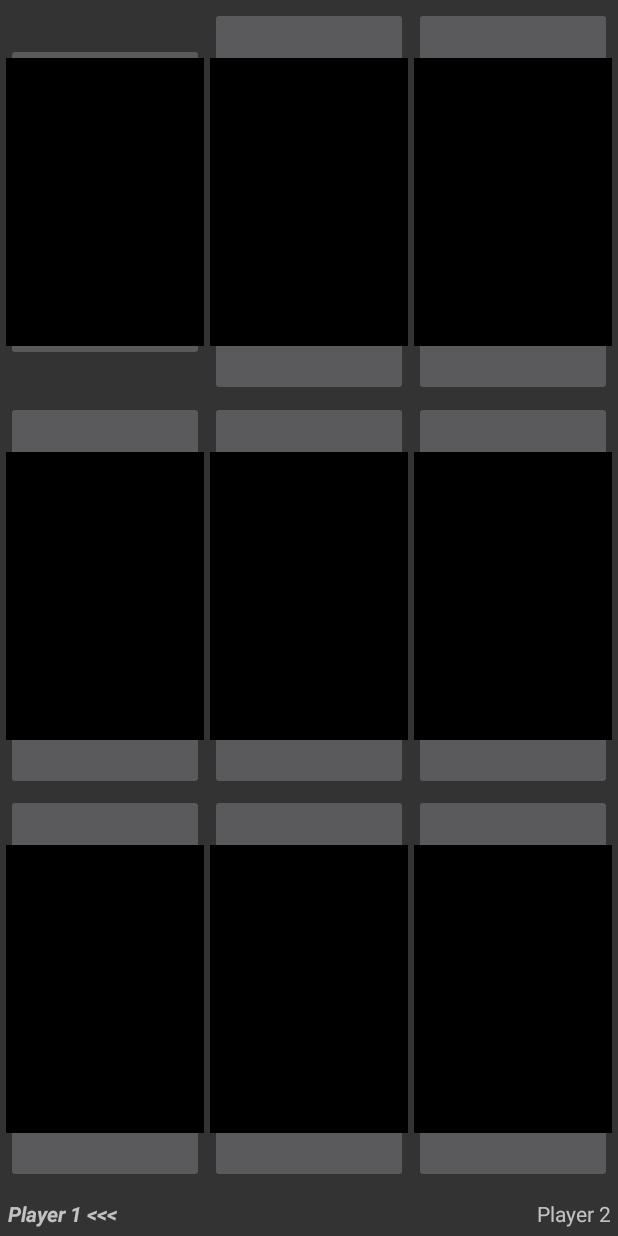
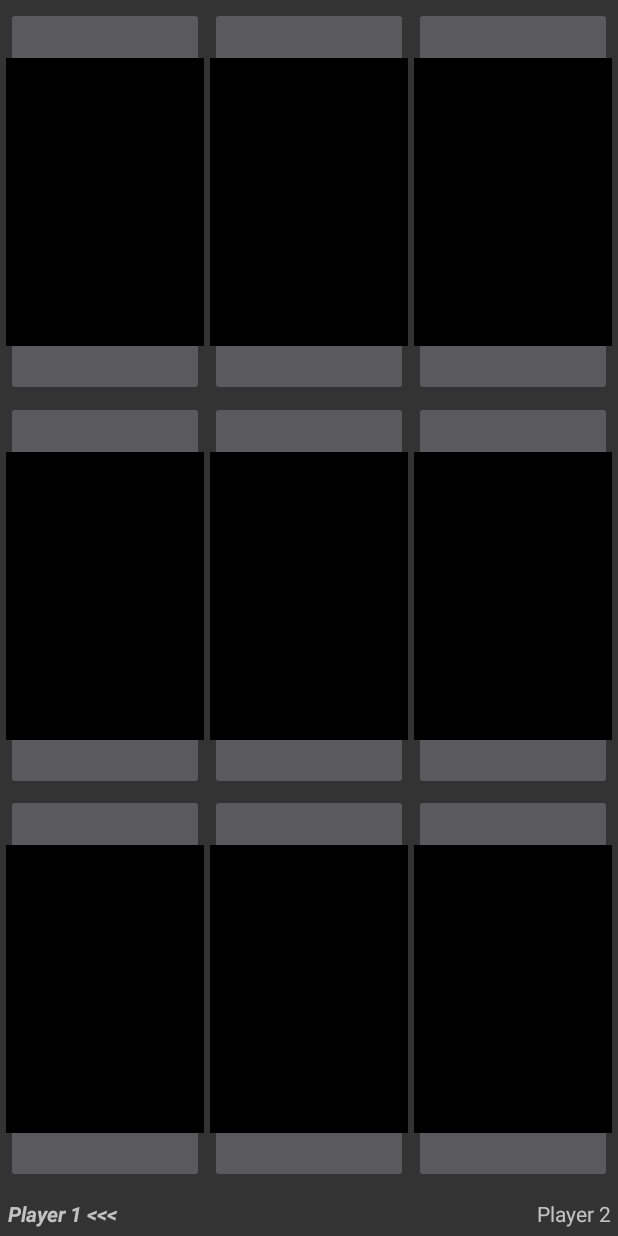
Before and after one commit to peprika/XtremeTicTacToe, an Android app: the screen it shows after launch (GameActivity), after a tap on "NEW GAME", on a phone screen of 412 x 824 dp. Run offline under Robolectric (Android 15) with nearby library versions, the phone set to English and light mode, and no system bars.

Commit message:
Cleaner layout with custom style; Some small cosmetic changes in the code

```diff
--- a/app/src/main/java/com/example/riku/xtremetictactoe/GameFragment.java
+++ b/app/src/main/java/com/example/riku/xtremetictactoe/GameFragment.java
@@ -74,6 +74,8 @@ public class GameFragment extends Fragment {
                     mPotentialWinnter = GameLogic.checkIfWin(GameLogic.setBoxValue(buttonReference));
 
                     // Check if there's a win/tie
+                    // TODO: Clean this up, and what happens when the game ends?
+                    // TODO: Disable buttons after the game ends
                     if ((mPotentialWinnter).equals("Player 1")) {
                         // If the winner is player 1
                         Log.d(TAG, "OnClick, we found a winner, player 1!");
--- a/app/src/main/java/com/example/riku/xtremetictactoe/StartScreenFragment.java
+++ b/app/src/main/java/com/example/riku/xtremetictactoe/StartScreenFragment.java
@@ -18,9 +18,10 @@ import android.widget.TextView;
 
 public class StartScreenFragment extends Fragment {
 
-    private static final String TAG = "StartScreenFragment";
+//TODO: BACKGROUND MUSIC
 
-    // Some basic declarations
+    private static final String TAG = "StartScreenFragment"; // for logging
+
     public ImageView mAppLogoView;
     public Button mNewGameButton;
     public TextView mCopyrightTextView;
@@ -28,6 +29,7 @@ public class StartScreenFragment extends Fragment {
     @Override
     public void onCreate(Bundle savedInstanceState) {
         super.onCreate(savedInstanceState);
+        Log.d(TAG, "StartScreenFragment onCreate() called");
     }
 
     @Override
--- a/app/src/main/res/layout/game_screen.xml
+++ b/app/src/main/res/layout/game_screen.xml
@@ -19,34 +19,18 @@
             android:gravity="center">
             <ImageButton
                 android:id="@+id/button_a1"
-                android:layout_weight="1"
-                android:layout_width="wrap_content"
-                android:layout_height="wrap_content"
+                style="@style/GameButtonStyle"
                 android:layout_marginLeft="4dp"
-                android:layout_marginRight="2dp"
-                android:layout_marginBottom="2dp"
-                android:layout_marginTop="4dp"
-                android:src="@drawable/emptybox"/>
+                android:layout_marginTop="4dp" />
             <ImageButton
                 android:id="@+id/button_a2"
-                android:layout_weight="1"
-                android:layout_width="match_parent"
-                android:layout_height="match_parent"
-                android:layout_marginLeft="2dp"
-                android:layout_marginRight="2dp"
-                android:layout_marginBottom="2dp"
-                android:layout_marginTop="4dp"
-                android:src="@drawable/emptybox"/>
+                style="@style/GameButtonStyle"
+                android:layout_marginTop="4dp" />
             <ImageButton
                 android:id="@+id/button_a3"
-                android:layout_weight="1"
-                android:layout_width="match_parent"
-                android:layout_height="match_parent"
-                android:layout_marginLeft="2dp"
+                style="@style/GameButtonStyle"
                 android:layout_marginRight="4dp"
-                android:layout_marginBottom="2dp"
-                android:layout_marginTop="4dp"
-                android:src="@drawable/emptybox"/>
+                android:layout_marginTop="4dp" />
          </TableRow>
 
         <!-- Box row 2 -->
@@ -55,34 +39,15 @@
             android:gravity="center">
             <ImageButton
                 android:id="@+id/button_b1"
-                android:layout_weight="1"
-                android:layout_width="match_parent"
-                android:layout_height="match_parent"
-                android:layout_marginLeft="4dp"
-                android:layout_marginRight="2dp"
-                android:layout_marginBottom="2dp"
-                android:layout_marginTop="2dp"
-                android:src="@drawable/emptybox"/>
+                style="@style/GameButtonStyle"
+                android:layout_marginLeft="4dp" />
             <ImageButton
                 android:id="@+id/button_b2"
-                android:layout_weight="1"
-                android:layout_width="match_parent"
-                android:layout_height="match_parent"
-                android:layout_marginLeft="2dp"
-                android:layout_marginRight="2dp"
-                android:layout_marginBottom="2dp"
-                android:layout_marginTop="2dp"
-                android:src="@drawable/emptybox"/>
+                style="@style/GameButtonStyle"/>
             <ImageButton
                 android:id="@+id/button_b3"
-                android:layout_weight="1"
-                android:layout_width="match_parent"
-                android:layout_height="match_parent"
-                android:layout_marginLeft="2dp"
-                android:layout_marginRight="4dp"
-                android:layout_marginBottom="2dp"
-                android:layout_marginTop="2dp"
-                android:src="@drawable/emptybox"/>
+                style="@style/GameButtonStyle"
+                android:layout_marginRight="4dp"/>
          </TableRow>
 
         <!-- Box row 3 -->
@@ -91,34 +56,18 @@
             android:gravity="center">
             <ImageButton
                 android:id="@+id/button_c1"
-                android:layout_weight="1"
-                android:layout_width="match_parent"
-                android:layout_height="match_parent"
+                style="@style/GameButtonStyle"
                 android:layout_marginLeft="4dp"
-                android:layout_marginRight="2dp"
-                android:layout_marginBottom="4dp"
-                android:layout_marginTop="2dp"
-                android:src="@drawable/emptybox"/>
+                android:layout_marginBottom="4dp"/>
             <ImageButton
                 android:id="@+id/button_c2"
-                android:layout_weight="1"
-                android:layout_width="match_parent"
-                android:layout_height="match_parent"
-                android:layout_marginLeft="2dp"
-                android:layout_marginRight="2dp"
-                android:layout_marginBottom="4dp"
-                android:layout_marginTop="2dp"
-                android:src="@drawable/emptybox"/>
+                style="@style/GameButtonStyle"
+                android:layout_marginBottom="4dp"/>
             <ImageButton
                 android:id="@+id/button_c3"
-                android:layout_weight="1"
-                android:layout_width="match_parent"
-                android:layout_height="match_parent"
-                android:layout_marginLeft="2dp"
+                style="@style/GameButtonStyle"
                 android:layout_marginRight="4dp"
-                android:layout_marginBottom="4dp"
-                android:layout_marginTop="2dp"
-                android:src="@drawable/emptybox"/>
+                android:layout_marginBottom="4dp"/>
         </TableRow>
 
         <!--The footer-->
@@ -128,25 +77,13 @@
             android:layout_height="wrap_content">
             <TextView
                 android:id="@+id/game_footer_player1_textview"
-                android:layout_width="match_parent"
-                android:layout_height="match_parent"
+                style="@style/PlayerTextViewStyle"
                 android:textStyle="bold|italic"
-                android:layout_weight="1"
-                android:layout_marginLeft="5dp"
-                android:layout_marginRight="5dp"
-                android:layout_marginBottom="5dp"
-                android:layout_marginTop="5dp"
                 android:text="@string/player1_turn" />
             <TextView
                 android:id="@+id/game_footer_player2_textview"
-                android:layout_width="match_parent"
-                android:layout_height="match_parent"
-                android:layout_weight="1"
+                style="@style/PlayerTextViewStyle"
                 android:gravity="right"
-                android:layout_marginLeft="5dp"
-                android:layout_marginRight="5dp"
-                android:layout_marginBottom="5dp"
-                android:layout_marginTop="5dp"
                 android:text="@string/player2" />
         </TableRow>
 
--- a/app/src/main/res/values/styles.xml
+++ b/app/src/main/res/values/styles.xml
@@ -8,4 +8,27 @@
         <item name="colorAccent">@color/colorAccent</item>
     </style>
 
+    <!-- Style for the empty X/O game Boxes -->
+    <style name="GameButtonStyle">
+        <item name="android:layout_width">match_parent</item>
+        <item name="android:layout_height">match_parent</item>
+        <item name="android:src">@drawable/emptybox</item>
+        <item name="android:layout_weight">1</item>
+        <item name="android:layout_marginLeft">2dp</item>
+        <item name="android:layout_marginRight">2dp</item>
+        <item name="android:layout_marginBottom">2dp</item>
+        <item name="android:layout_marginTop">2dp</item>
+    </style>
+
+    <!-- Style for Player Text View (shows whose turn it is) -->
+    <style name="PlayerTextViewStyle">
+        <item name="android:layout_width">match_parent</item>
+        <item name="android:layout_height">match_parent</item>
+        <item name="android:layout_weight">1</item>
+        <item name="android:layout_marginLeft">5dp</item>
+        <item name="android:layout_marginRight">5dp</item>
+        <item name="android:layout_marginBottom">5dp</item>
+        <item name="android:layout_marginTop">5dp</item>
+    </style>
+
 </resources>
```
Also changed, not shown: 1 other file.
